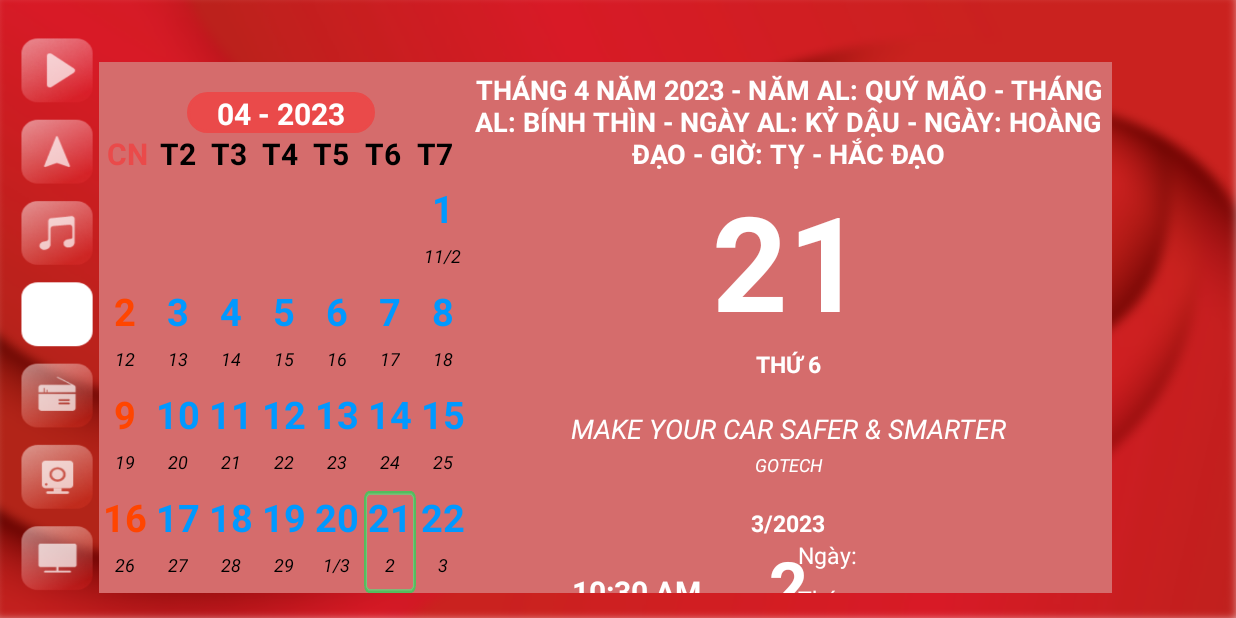
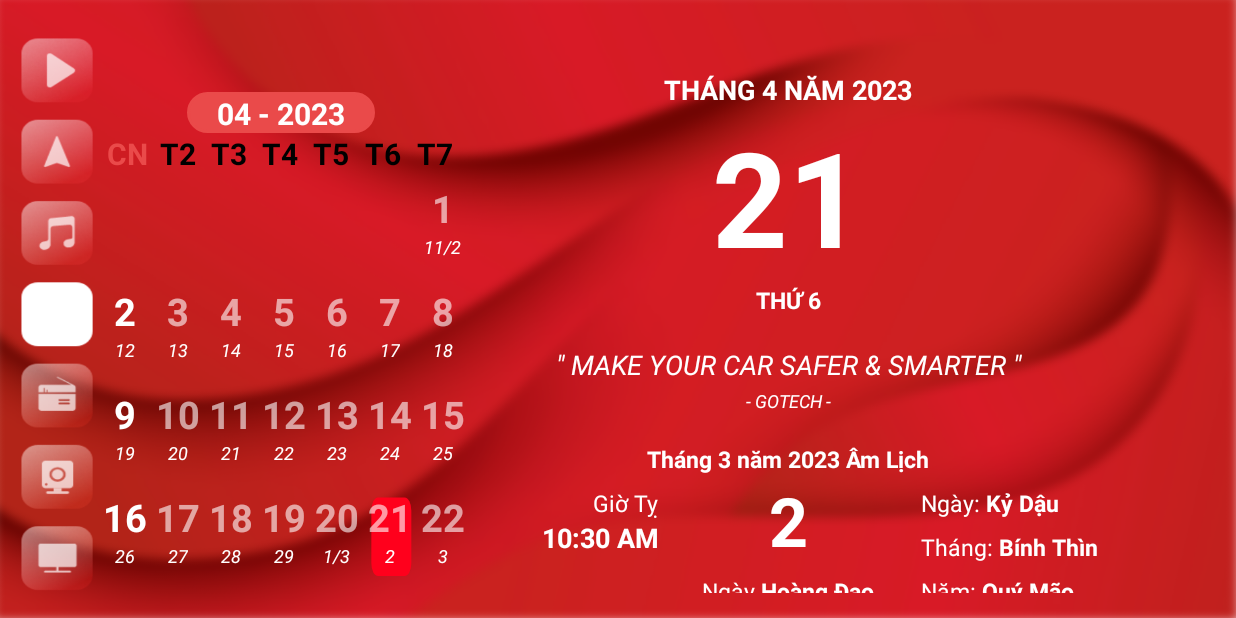
Before and after one commit to anhhv29/lunar-calendar, an Android app: the screen it shows after launch (MainActivity), on a phone screen of 824 x 412 dp (held sideways). Run offline under Robolectric (Android 15) with nearby library versions, the phone set to English and light mode, and no system bars; network calls fail; 5 statements that could not run were skipped.

Commit message:
Update UI

```diff
--- a/app/src/main/java/vn/gotech/lunar_calendar/MainActivity.java
+++ b/app/src/main/java/vn/gotech/lunar_calendar/MainActivity.java
@@ -20,7 +20,9 @@ import vn.gotech.lunar_calendar.mode.MonthCalender;
 
 public class MainActivity extends AppCompatActivity {
     MonthAdapter monthAdapter;
-    TextView tvMonth, tvDay, tvWeekdays, tvProverb, tvLunarDay, tvLunarMonth, tvAuthor;
+    TextView tvMonth, tvDay, tvWeekdays, tvProverb, tvLunarHour, tvLunarDay, tvLunarMonth, tvAuthor;
+    TextView tvHoangDao, tvLunerDay1, tvLunerMonth1, tvLunerYear1;
+    TextView tvHour1, tvHour2, tvHour3, tvHour4, tvHour5, tvHour6;
     TextView tvTitle;
     GridView gridView;
     int hour, day, month, year;
@@ -45,6 +47,18 @@ public class MainActivity extends AppCompatActivity {
         tvProverb = findViewById(R.id.tvProverb);
         tvLunarDay = findViewById(R.id.tvLunarDay);
         tvLunarMonth = findViewById(R.id.tvLunarMonth);
+        tvLunarHour = findViewById(R.id.tvLunarHour);
+        tvHoangDao = findViewById(R.id.tvHoangDao);
+        tvLunerDay1 = findViewById(R.id.tvLunerDay1);
+        tvLunerMonth1 = findViewById(R.id.tvLunerMonth1);
+        tvLunerYear1 = findViewById(R.id.tvLunerYear1);
+        tvAuthor = findViewById(R.id.tvAuthor);
+        tvHour1 = findViewById(R.id.tvHour1);
+        tvHour2 = findViewById(R.id.tvHour2);
+        tvHour3 = findViewById(R.id.tvHour3);
+        tvHour4 = findViewById(R.id.tvHour4);
+        tvHour5 = findViewById(R.id.tvHour5);
+        tvHour6 = findViewById(R.id.tvHour6);
 
         //month
         tvTitle = findViewById(R.id.tvTitle);
@@ -107,6 +121,7 @@ public class MainActivity extends AppCompatActivity {
             //Chi Giờ
             String[] chiHour = {"Tý", "Sửu", "Dần", "Mão", "Thìn", "Tỵ", "Ngọ", "Mùi", "Thân", "Dậu", "Tuất", "Hợi"};
             int gioIndex = (hour + 1) / 2 % 12;
+            String lunarHour = chiHour[gioIndex];
             Log.e("gio", chiHour[gioIndex]);
 
             //Tính ngày hoàng đạo
@@ -157,27 +172,27 @@ public class MainActivity extends AppCompatActivity {
             switch (chiDay) {
                 case "Tỵ":
                 case "Hợi":
-                    gioHoangDao = new String[]{"Sửu", "Thìn", "Ngọ", "Tuất", "Hợi"};
+                    gioHoangDao = new String[]{"Sửu (1h - 3h)", "Thìn (7h - 9h)", "Ngọ (11h - 13h)", "Tuất (19h - 21h)", "Hợi (21h - 23h)"};
                     break;
                 case "Tý":
                 case "Ngọ":
-                    gioHoangDao = new String[]{"Tý", "Sửu", "Mão", "Ngọ", "Thân", "Dậu"};
+                    gioHoangDao = new String[]{"Tý (23h - 1h)", "Sửu (1h - 3h)", "Mão (5h - 7h)", "Ngọ (11h - 13h)", "Thân (15h - 17h)", "Dậu (17h - 19h)"};
                     break;
                 case "Sửu":
                 case "Mùi":
-                    gioHoangDao = new String[]{"Dần", "Mão", "Tỵ", "Thân", "Tuất", "Hợi"};
+                    gioHoangDao = new String[]{"Dần (3h - 5h)", "Mão (5h - 7h)", "Tỵ (9h - 11h)", "Thân (15h - 17h)", "Tuất (19h - 21h)", "Hợi (21h - 23h)"};
                     break;
                 case "Dần":
                 case "Thân":
-                    gioHoangDao = new String[]{"Tý", "Sửu", "Thìn", "Tỵ", "Mùi", "Tuất"};
+                    gioHoangDao = new String[]{"Tý (23h - 1h)", "Sửu (1h - 3h)", "Thìn (7h - 9h)", "Tỵ (9h - 11h)", "Mùi (13h – 15h)", "Tuất (19h - 21h)"};
                     break;
                 case "Mão":
                 case "Dậu":
-                    gioHoangDao = new String[]{"Tý", "Dần", "Mão", "Ngọ", "Mùi", "Dậu"};
+                    gioHoangDao = new String[]{"Tý (23h - 1h)", "Dần (3h - 5h)", "Mão (5h - 7h)", "Ngọ (11h - 13h)", "Mùi (13h – 15h)", "Dậu (17h - 19h)"};
                     break;
                 case "Thìn":
                 case "Tuất":
-                    gioHoangDao = new String[]{"Dần", "Thìn", "Tỵ", "Thân", "Dậu", "Hợi"};
+                    gioHoangDao = new String[]{"Dần (3h - 5h)", "Thìn (7h - 9h", "Tỵ (9h - 11h)", "Thân (15h - 17h)", "Dậu (17h - 19h)", "Hợi (21h - 23h)"};
                     break;
             }
 
@@ -192,12 +207,23 @@ public class MainActivity extends AppCompatActivity {
 
             String gioHoangHacDao = (checkGioHoangDao) ? "Hoàng Đạo" : "Hắc Đạo";
 
+            tvHour1.setText(gioHoangDao[0]);
+            tvHour2.setText(gioHoangDao[1]);
+            tvHour3.setText(gioHoangDao[2]);
+            tvHour4.setText(gioHoangDao[3]);
+            tvHour5.setText(gioHoangDao[4]);
+            tvHour6.setText(gioHoangDao[5]);
+
+            tvLunarHour.setText("Giờ " + lunarHour);
+            tvHoangDao.setText(" " + ngayHoangHacDao);
             tvDay.setText("" + day);
-            tvMonth.setText("Tháng " + month + " Năm " + year + " - năm AL: " + lunarYear + " - tháng AL: " + lunarMonth + " - ngày AL: " + lunarDay + " - Ngày: " + ngayHoangHacDao + " - Giờ: " + chiHour[gioIndex] + " - " + gioHoangHacDao);
-            tvAuthor = findViewById(R.id.tvAuthor);
+            tvLunerDay1.setText(" " + lunarDay);
+            tvLunerMonth1.setText(" " + lunarMonth);
+            tvLunerYear1.setText(" " + lunarYear);
+            tvMonth.setText("Tháng " + month + " Năm " + year);
+            tvLunarDay.setText("" + dayLunar);
+            tvLunarMonth.setText("Tháng " + monthLunar + " năm " + yearLunar + " Âm Lịch");
 
-            tvLunarDay.setText("" + dayLunar);
-            tvLunarMonth.setText(monthLunar + "/" + yearLunar);
 
             //Các ngày lễ trong năm
             HashMap<String, String[]> holidaysLunnar = new HashMap<>(); //ngày lễ âm
@@ -275,8 +301,8 @@ public class MainActivity extends AppCompatActivity {
                 }
             }
 
-            tvProverb.setText("" + content);
-            tvAuthor.setText("" + author);
+            tvProverb.setText("\" " + content + " \"");
+            tvAuthor.setText("- " + author + " -");
 
             //xu ly thang
             if (month == 0) {
@@ -362,13 +388,4 @@ public class MainActivity extends AppCompatActivity {
         //jd = jd - 1721425;
         return jd;
     }
-
-    private void checkHoangHacDao(String chiDay, String[] chiDays, String message) {
-        for (String s : chiDays) {
-            if (chiDay.equals(s)) {
-                Log.e("123abc", message);
-                break;
-            }
-        }
-    }
 }
--- a/app/src/main/java/vn/gotech/lunar_calendar/adapter/MonthAdapter.java
+++ b/app/src/main/java/vn/gotech/lunar_calendar/adapter/MonthAdapter.java
@@ -39,7 +39,7 @@ public class MonthAdapter extends BaseAdapter {
             TextView textDuong = gridView.findViewById(R.id.tvDuong);
 
             if (position == 0 || position == 7 || position == 14 || position == 21 || position == 28 || position == 35) {
-                textDuong.setTextColor(Color.parseColor("#FF4500"));
+                textDuong.setTextColor(Color.parseColor("#FFFFFF"));
             }
 
             String duongTMG = lstMonth.get(position).get_MonthDuong();
--- /dev/null
+++ b/app/src/main/res/drawable/oringer_card.xml
@@ -0,0 +1,9 @@
+<vector xmlns:android="http://schemas.android.com/apk/res/android"
+    android:width="50dp"
+    android:height="68dp"
+    android:viewportWidth="39"
+    android:viewportHeight="39">
+  <path
+      android:pathData="M10.5,2.5L30.5,2.5A5,5 0,0 1,35.5 7.5L35.5,27.5A5,5 0,0 1,30.5 32.5L10.5,32.5A5,5 0,0 1,5.5 27.5L5.5,7.5A5,5 0,0 1,10.5 2.5z"
+      android:fillColor="#FF001C"/>
+</vector>
--- a/app/src/main/res/layout/calender_layout.xml
+++ b/app/src/main/res/layout/calender_layout.xml
@@ -3,8 +3,7 @@
     xmlns:app="http://schemas.android.com/apk/res-auto"
     xmlns:tools="http://schemas.android.com/tools"
     android:layout_width="match_parent"
-    android:layout_height="match_parent"
-    android:background="#D56C6C">
+    android:layout_height="match_parent">
 
     <androidx.constraintlayout.widget.Guideline
         android:id="@+id/guideline5"
@@ -183,7 +182,7 @@
                         android:textSize="18dp"
                         android:textStyle="bold"
                         app:layout_constraintTop_toTopOf="parent"
-                        tools:text="Tháng 1 - Năm 2023" />
+                        tools:text="Tháng 1 Năm 2023" />
 
                     <TextView
                         android:id="@+id/tvDay"
@@ -264,7 +263,7 @@
                         android:id="@+id/tvLunarHour"
                         android:layout_width="wrap_content"
                         android:layout_height="wrap_content"
-                        android:layout_marginStart="100dp"
+                        android:layout_marginTop="8dp"
                         android:textColor="@color/white"
                         android:textSize="15dp"
                         app:layout_constraintEnd_toStartOf="@+id/guideline6"
@@ -279,7 +278,7 @@
                         android:format24Hour="hh:mm"
                         android:textAllCaps="true"
                         android:textColor="@color/white"
-                        android:textSize="20dp"
+                        android:textSize="18dp"
                         android:textStyle="bold"
                         app:layout_constraintEnd_toEndOf="@+id/tvLunarHour"
                         app:layout_constraintTop_toBottomOf="@+id/tvLunarHour"
@@ -290,8 +289,7 @@
                         android:layout_width="wrap_content"
                         android:layout_height="wrap_content"
                         android:layout_centerVertical="true"
-                        android:layout_marginEnd="160dp"
-                        android:text="Ngày: "
+                        android:text="Ngày:"
                         android:textColor="@color/white"
                         android:textSize="15dp"
                         app:layout_constraintEnd_toEndOf="parent"
@@ -315,7 +313,7 @@
                         android:layout_width="wrap_content"
                         android:layout_height="wrap_content"
                         android:layout_marginTop="8dp"
-                        android:text="Tháng: "
+                        android:text="Tháng:"
                         android:textColor="@color/white"
                         android:textSize="15dp"
                         app:layout_constraintStart_toStartOf="@+id/vDay"
@@ -338,7 +336,7 @@
                         android:layout_width="wrap_content"
                         android:layout_height="wrap_content"
                         android:layout_marginTop="8dp"
-                        android:text="Năm: "
+                        android:text="Năm:"
                         android:textColor="@color/white"
                         android:textSize="15dp"
                         app:layout_constraintStart_toStartOf="@+id/vMonth"
@@ -368,7 +366,7 @@
                             android:id="@+id/vDay1"
                             android:layout_width="wrap_content"
                             android:layout_height="wrap_content"
-                            android:text="Ngày "
+                            android:text="Ngày"
                             android:textColor="@color/white"
                             android:textSize="15dp"
                             app:layout_constraintStart_toStartOf="parent"
@@ -379,10 +377,10 @@
                             android:layout_width="wrap_content"
                             android:layout_height="wrap_content"
                             android:layout_centerVertical="true"
-                            android:text="Hắc Đạo"
                             android:textColor="@color/white"
                             android:textSize="15dp"
-                            android:textStyle="bold" />
+                            android:textStyle="bold"
+                            tools:text="Hắc Đạo" />
                     </LinearLayout>
 
                     <TextView
@@ -414,6 +412,7 @@
                             android:orientation="vertical">
 
                             <TextView
+                                android:id="@+id/tvHour1"
                                 android:layout_width="wrap_content"
                                 android:layout_height="match_parent"
                                 android:gravity="center"
@@ -422,6 +421,7 @@
                                 tools:text="Dần (3h - 5h)" />
 
                             <TextView
+                                android:id="@+id/tvHour4"
                                 android:layout_width="wrap_content"
                                 android:layout_height="match_parent"
                                 android:gravity="center"
@@ -440,6 +440,7 @@
                             android:orientation="vertical">
 
                             <TextView
+                                android:id="@+id/tvHour2"
                                 android:layout_width="wrap_content"
                                 android:layout_height="match_parent"
                                 android:gravity="center"
@@ -448,12 +449,13 @@
                                 tools:text="Mão (5h - 7h)" />
 
                             <TextView
+                                android:id="@+id/tvHour5"
                                 android:layout_width="wrap_content"
                                 android:layout_height="match_parent"
                                 android:gravity="center"
-                                android:text="Tuất (19h - 21h)"
                                 android:textColor="@color/white"
-                                android:textSize="15dp" />
+                                android:textSize="15dp"
+                                tools:text="Tuất (19h - 21h)" />
                         </LinearLayout>
 
                         <LinearLayout
@@ -463,6 +465,7 @@
                             android:orientation="vertical">
 
                             <TextView
+                                android:id="@+id/tvHour3"
                                 android:layout_width="wrap_content"
                                 android:layout_height="match_parent"
                                 android:gravity="center"
@@ -471,12 +474,13 @@
                                 tools:text="Tỵ (9h - 11h)" />
 
                             <TextView
+                                android:id="@+id/tvHour6"
                                 android:layout_width="wrap_content"
                                 android:layout_height="match_parent"
                                 android:gravity="center"
-                                android:text="Hợi (21h - 23h)"
                                 android:textColor="@color/white"
-                                android:textSize="15dp" />
+                                android:textSize="15dp"
+                                tools:text="Hợi (21h - 23h)" />
                         </LinearLayout>
                     </LinearLayout>
 
--- a/app/src/main/res/layout/item_month.xml
+++ b/app/src/main/res/layout/item_month.xml
@@ -1,8 +1,8 @@
 <?xml version="1.0" encoding="utf-8"?>
 <RelativeLayout xmlns:android="http://schemas.android.com/apk/res/android"
+    xmlns:tools="http://schemas.android.com/tools"
     android:layout_width="wrap_content"
-    android:layout_height="wrap_content"
-    xmlns:tools="http://schemas.android.com/tools">
+    android:layout_height="wrap_content">
 
     <ImageView
         android:id="@+id/ivCard"
@@ -14,10 +14,10 @@
         android:layout_width="wrap_content"
         android:layout_height="wrap_content"
         android:layout_centerHorizontal="true"
-        tools:text="30"
-        android:textColor="#0099FF"
+        android:textColor="#99FFFFFF"
         android:textSize="25dp"
-        android:textStyle="bold" />
+        android:textStyle="bold"
+        tools:text="30" />
 
     <TextView
         android:id="@+id/tvAm"
@@ -25,10 +25,9 @@
         android:layout_height="wrap_content"
         android:layout_below="@+id/tvDuong"
         android:layout_centerHorizontal="true"
-        android:layout_marginTop="6dp"
-        tools:text="10"
-        android:textColor="@android:color/black"
+        android:textColor="#FFFFFF"
         android:textSize="12dp"
-        android:textStyle="italic" />
+        android:textStyle="italic"
+        tools:text="10" />
 
 </RelativeLayout>
```
Also changed, not shown: app/src/main/res/drawable/light_card.png (deleted), app/src/main/res/drawable/oringer_card.png (deleted).
